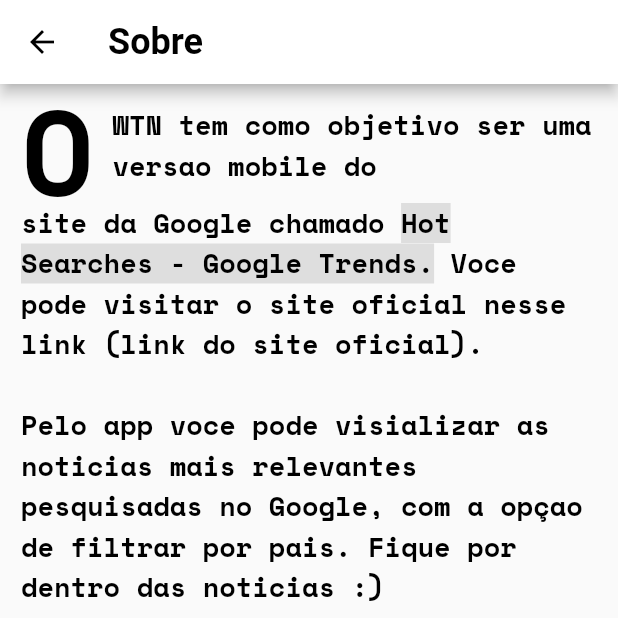
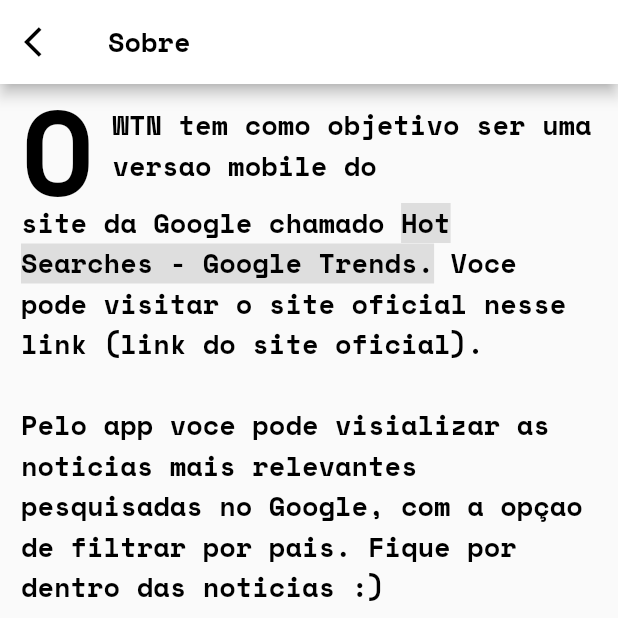
Before and after one commit to joao-cabral/wtn_project, a Flutter app: the AboutView screen opened by its route, on a phone screen of 412 x 824 dp, the top half of it. Run offline on Flutter 3.47's test engine with Material 2 defaults, Android fonts, the phone set to English and light mode, and no system bars; our stand-ins replace animated_text_kit, flutter_staggered_animations, google_fonts, google_mobile_ads, page_transition, progress_state_button and 2 more; missing offline and left inert: flutter_email_sender; network calls fail.

Commit message:
fix: Change icon arrow back

```diff
--- a/lib/views/menu_views/about_view.dart
+++ b/lib/views/menu_views/about_view.dart
@@ -11,16 +11,16 @@ class AboutView extends StatelessWidget {
         backgroundColor: Colors.white,
         leading: IconButton(
           icon: const Icon(
-            Icons.arrow_back,
+            Icons.arrow_back_ios,
             color: Colors.black,
           ),
           onPressed: () => Navigator.pop(context),
         ),
         title: Text(
           "Sobre",
-          style: GoogleFonts.rozhaOne(
-            fontSize: 24,
-            fontWeight: FontWeight.w600,
+          style: GoogleFonts.spaceMono(
+            fontSize: 18,
+            fontWeight: FontWeight.w700,
             color: Colors.black,
           ),
         ),
--- a/lib/views/menu_views/improvements_view.dart
+++ b/lib/views/menu_views/improvements_view.dart
@@ -58,7 +58,7 @@ class _ImprovementsViewState extends State<ImprovementsView> {
         ),
         backgroundColor: Colors.white,
         leading: IconButton(
-          icon: const Icon(Icons.arrow_back),
+          icon: const Icon(Icons.arrow_back_ios),
           color: Colors.black,
           onPressed: () => Navigator.pop(context),
         ),
```
